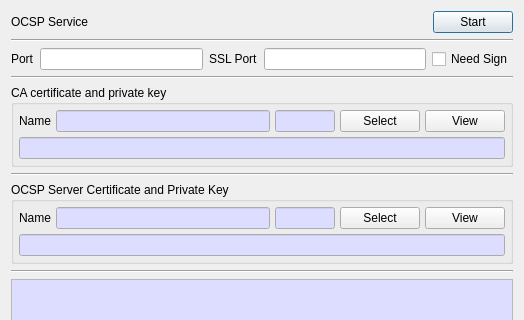
Qt form CertMan/ocsp_service_dlg.ui (jykim74/CertMan) before a commit; both pictures show x 0 to 524 and y 0 to 320 of the 524 by 494 pixel window.
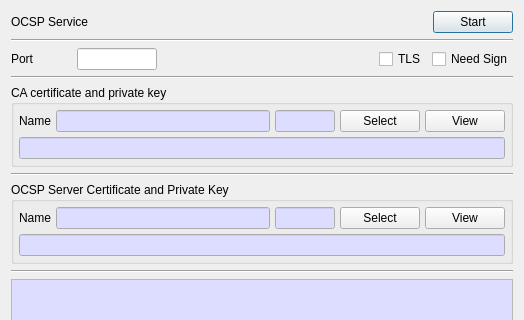
The same form after that commit.

Patch:
```diff
--- a/CertMan/ocsp_service_dlg.ui
+++ b/CertMan/ocsp_service_dlg.ui
@@ -54,25 +54,35 @@
    </item>
    <item>
     <layout class="QGridLayout" name="gridLayout_5">
-     <item row="0" column="3">
-      <widget class="QLineEdit" name="mSSLPortText"/>
-     </item>
-     <item row="0" column="2">
-      <widget class="QLabel" name="label_3">
-       <property name="text">
-        <string>SSL Port</string>
+     <item row="0" column="1">
+      <widget class="QLineEdit" name="mPortText">
+       <property name="maximumSize">
+        <size>
+         <width>80</width>
+         <height>16777215</height>
+        </size>
        </property>
       </widget>
      </item>
      <item row="0" column="0">
       <widget class="QLabel" name="label_2">
+       <property name="minimumSize">
+        <size>
+         <width>60</width>
+         <height>0</height>
+        </size>
+       </property>
        <property name="text">
         <string>Port</string>
        </property>
       </widget>
      </item>
-     <item row="0" column="1">
-      <widget class="QLineEdit" name="mPortText"/>
+     <item row="0" column="3">
+      <widget class="QCheckBox" name="mTLSCheck">
+       <property name="text">
+        <string>TLS</string>
+       </property>
+      </widget>
      </item>
      <item row="0" column="4">
       <widget class="QCheckBox" name="mNeedSignCheck">
@@ -81,6 +91,19 @@
        </property>
       </widget>
      </item>
+     <item row="0" column="2">
+      <spacer name="horizontalSpacer_3">
+       <property name="orientation">
+        <enum>Qt::Horizontal</enum>
+       </property>
+       <property name="sizeHint" stdset="0">
+        <size>
+         <width>40</width>
+         <height>20</height>
+        </size>
+       </property>
+      </spacer>
+     </item>
     </layout>
    </item>
    <item>
```
